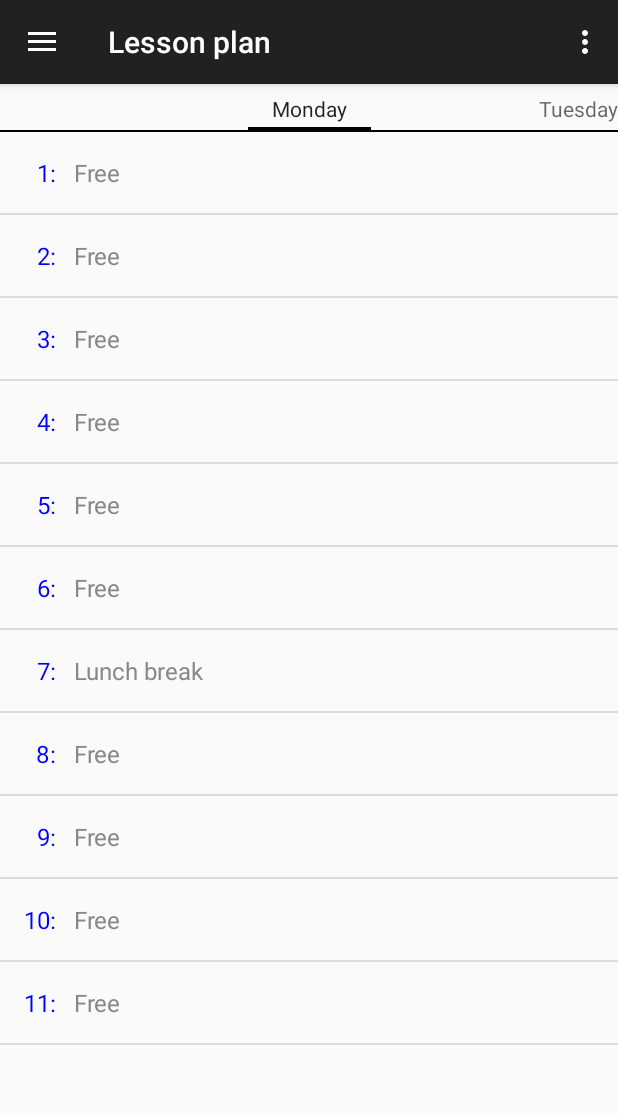
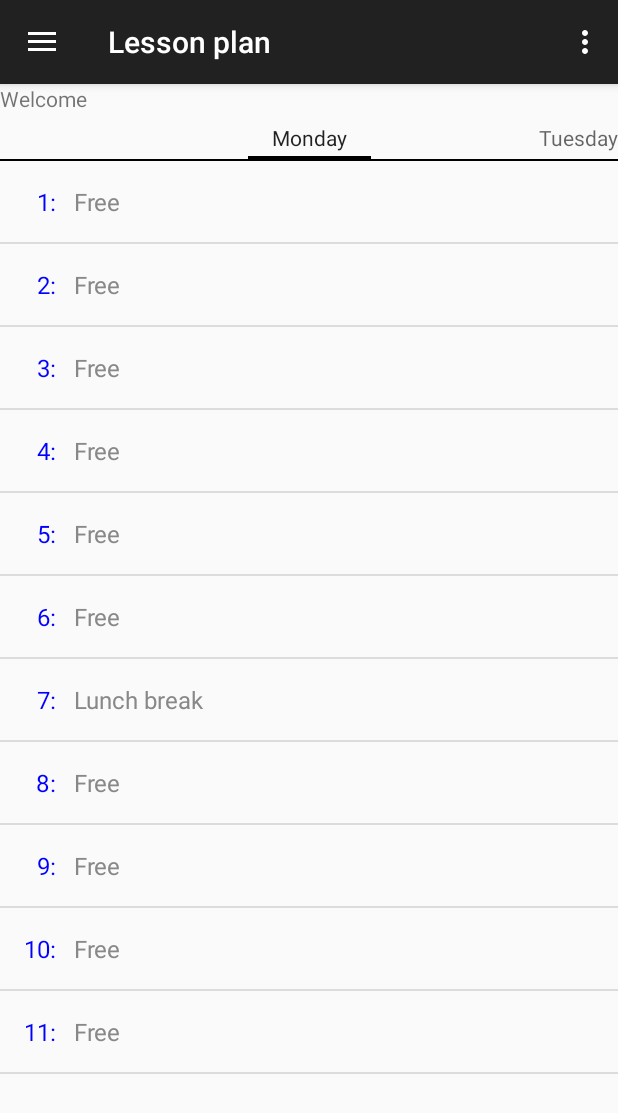
Before and after one commit to AKG-Vertretungsplan/AKG-Vertretungsplan-Android, an Android app: the LessonPlanActivity screen opened directly, with no data from a screen before it, in the options menu, after a tap on "Show substitutions", on a phone screen of 412 x 824 dp. Shown: the top 1113 px of the screen. Run offline under Robolectric (Android 15) with nearby library versions, the phone set to English and light mode, and no system bars.

Commit message:
LessonPlan: show status textView if enabled & show information

```diff
--- a/app/src/main/java/de/spiritcroc/akg_vertretungsplan/LessonPlanActivity.java
+++ b/app/src/main/java/de/spiritcroc/akg_vertretungsplan/LessonPlanActivity.java
@@ -35,7 +35,9 @@ import android.support.v7.app.ActionBar;
 import android.util.Log;
 import android.view.Menu;
 import android.view.MenuItem;
+import android.view.View;
 import android.view.ViewGroup;
+import android.widget.TextView;
 
 import java.text.SimpleDateFormat;
 import java.util.ArrayList;
@@ -48,6 +50,7 @@ public class LessonPlanActivity extends NavigationDrawerActivity {
     private int style;
     private String[] dayName;
     private String[] dayAdd;
+    private TextView textView;
     private LessonPlanFragment[] lessonPlanFragments;
     private ArrayList<String>[] relevantInformation, relevantRoomInformation, generalInformation;
     private ArrayList<Integer>[] relevantInformationLessons;
@@ -67,6 +70,9 @@ public class LessonPlanActivity extends NavigationDrawerActivity {
         initDrawer();
 
         sharedPreferences = PreferenceManager.getDefaultSharedPreferences(this);
+
+        textView = (TextView) findViewById(R.id.text_view);
+        textView.setText(sharedPreferences.getString("pref_text_view_text", getString(R.string.welcome)));
 
         dayName = getResources().getStringArray(R.array.lesson_plan_days);
         dayAdd = new String[LessonPlan.DAY_COUNT];
@@ -135,8 +141,9 @@ public class LessonPlanActivity extends NavigationDrawerActivity {
             if (!sharedPreferences.contains("pref_class")) {
                 new EnterLessonClassDialog().setUpdateActivity(this).show(getFragmentManager(), "EnterLessonClassDialog");
             }
+            setActionBarTitle();
+            setTextViewVisibility();
         }
-        setActionBarTitle();
     }
 
     @Override
@@ -186,6 +193,7 @@ public class LessonPlanActivity extends NavigationDrawerActivity {
                 sharedPreferences.edit().putBoolean("pref_lesson_plan_show_information", showInformation).apply();
                 fragmentPagerAdapter.notifyDataSetChanged();
                 updateAll();
+                setTextViewVisibility();
                 return true;
             default:
                 return super.onOptionsItemSelected(item);
@@ -390,6 +398,12 @@ public class LessonPlanActivity extends NavigationDrawerActivity {
         }
     }
 
+    private void setTextViewVisibility() {
+        textView.setVisibility(!sharedPreferences.getBoolean("pref_hide_text_view", false) &&
+                sharedPreferences.getBoolean("pref_lesson_plan_show_information", false) ?
+                View.VISIBLE : View.GONE);
+    }
+
     private BroadcastReceiver downloadInfoReceiver = new BroadcastReceiver() {
         @Override
         public void onReceive(Context context, Intent intent) {
@@ -400,6 +414,9 @@ public class LessonPlanActivity extends NavigationDrawerActivity {
                 String title2 = intent.getStringExtra("title2");
                 String plan2 = intent.getStringExtra("plan2");
                 getRelevantInformation(title1, plan1, title2, plan2);
+            } else if (action.equals("setTextViewText")) {
+                String text = intent.getStringExtra("text");
+                textView.setText(text);
             }
         }
     };
--- a/app/src/main/res/layout/activity_lesson_plan.xml
+++ b/app/src/main/res/layout/activity_lesson_plan.xml
@@ -24,6 +24,14 @@
     android:layout_height="match_parent">
 
     <!-- Main content view -->
+    <LinearLayout
+        android:layout_width="match_parent"
+        android:layout_height="match_parent"
+        android:orientation="vertical">
+
+        <TextView android:id="@+id/text_view"
+            android:layout_width="match_parent"
+            android:layout_height="wrap_content"/>
         <android.support.v4.view.ViewPager
             xmlns:android="http://schemas.android.com/apk/res/android"
             android:id="@+id/pager"
@@ -34,6 +42,7 @@
                 android:layout_height="wrap_content"
                 android:layout_gravity="top"/>
         </android.support.v4.view.ViewPager>
+    </LinearLayout>
 
     <!-- Navigation drawer -->
     <include layout="@layout/navigation_drawer"/>
```
Lines whose indentation alone changed are shown as unchanged.
